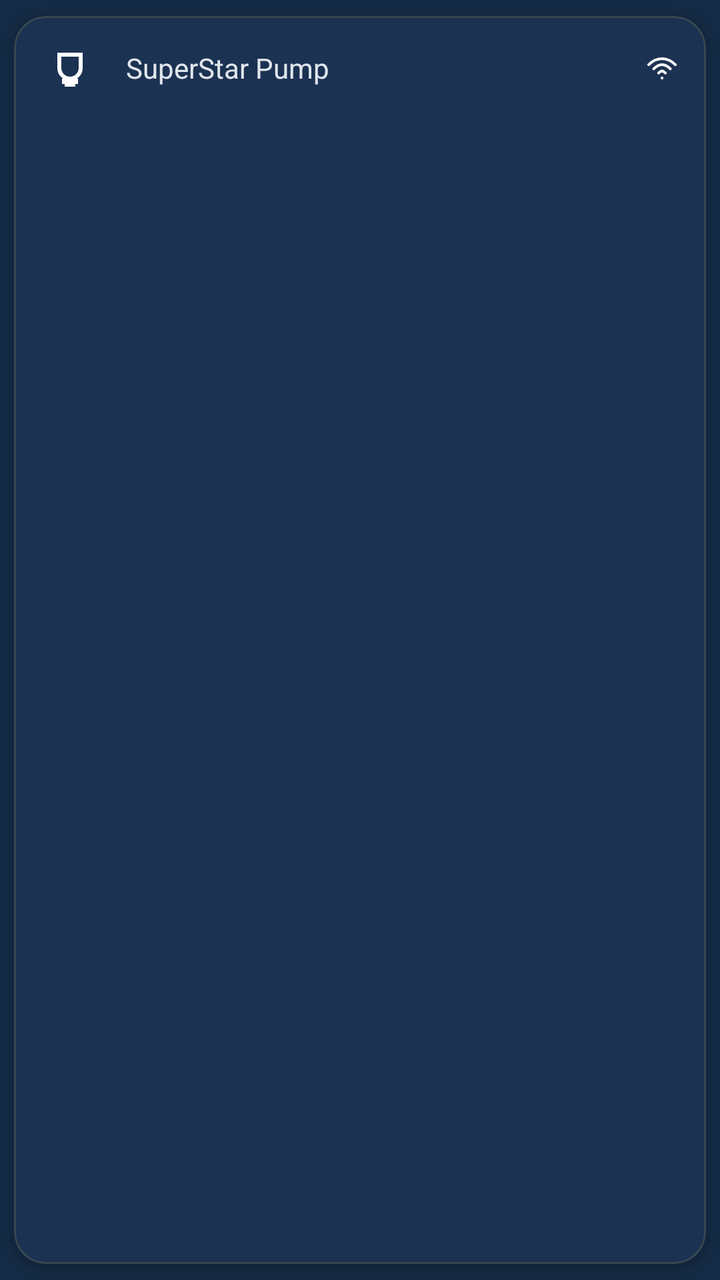
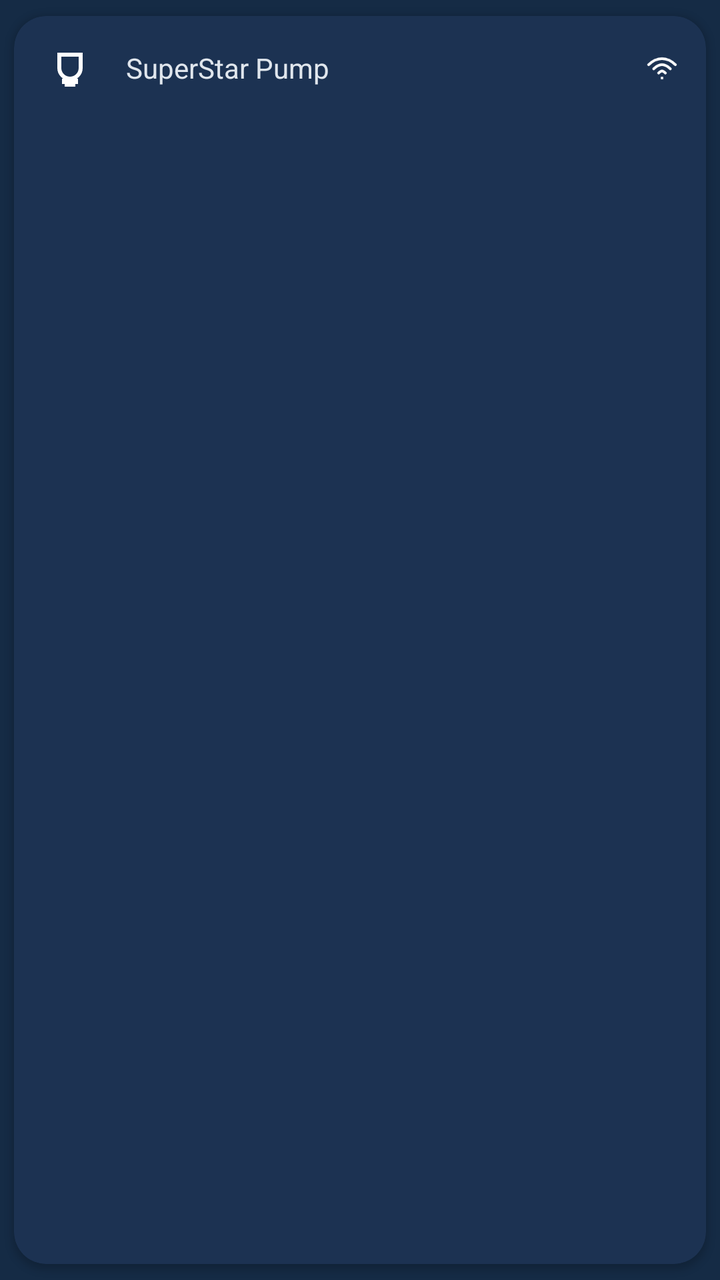

An Android layout rendered at two revisions. The XML below is the earlier revision; the diff shows what the commit changed to produce the second picture.
<!-- AndroidManifest.xml: application theme AppTheme -->
<!-- res/layout/item_device_card.xml -->
<?xml version="1.0" encoding="utf-8"?>
<com.google.android.material.card.MaterialCardView
    xmlns:android="http://schemas.android.com/apk/res/android"
    xmlns:app="http://schemas.android.com/apk/res-auto"
    android:layout_width="match_parent"
    android:layout_height="wrap_content"
    android:layout_marginTop="8dp"
    android:layout_marginBottom="4dp"
    app:cardCornerRadius="16dp"
    app:cardUseCompatPadding="true"
    app:cardElevation="2dp"
    app:cardBackgroundColor="@color/settings_card_background">

    <LinearLayout
        android:layout_width="match_parent"
        android:layout_height="wrap_content"
        android:orientation="horizontal"
        android:gravity="center_vertical"
        android:paddingHorizontal="12dp"
        android:paddingVertical="10dp">

        
        <ImageView
            android:id="@+id/ivDeviceIcon"
            android:layout_width="32dp"
            android:layout_height="32dp"
            android:src="@drawable/ic_device_light"
            android:contentDescription="@string/app_name" />

        
        <TextView
            android:id="@+id/tvDeviceName"
            android:layout_width="0dp"
            android:layout_height="wrap_content"
            android:layout_marginStart="12dp"
            android:layout_weight="1"
            android:text="SuperStar Pump"
            android:textSize="14sp"
            android:maxLines="1"
            android:ellipsize="end"
            android:textColor="@color/md_theme_dark_onSurface" />

        
        <ImageView
            android:id="@+id/ivStatus"
            android:layout_width="20dp"
            android:layout_height="20dp"
            android:src="@drawable/ic_status_wifi"
            android:contentDescription="@string/devices_scan_button_desc" />
    </LinearLayout>

</com.google.android.material.card.MaterialCardView>
<!-- resources referenced by this layout -->
<resources>
  <color name="md_theme_dark_onSurface">#E0E6ED</color>
  <color name="settings_card_background">#1C3252</color>
  <!-- drawable ic_device_light (drawable) -->
  <?xml version="1.0" encoding="utf-8"?>
  <vector xmlns:android="http://schemas.android.com/apk/res/android"
      android:width="24dp"
      android:height="24dp"
      android:viewportWidth="24"
      android:viewportHeight="24">
  
      
      <path
          android:fillColor="@android:color/transparent"
          android:strokeColor="@android:color/white"
          android:strokeWidth="1.5"
          android:pathData="M8,7h8v5c0,2.2 -1.8,4 -4,4s-4,-1.8 -4,-4z" />
  
      
      <path
          android:fillColor="@android:color/white"
          android:pathData="M9,16h6v2h-6z" />
  
      
      <path
          android:fillColor="@android:color/white"
          android:pathData="M10,18h4v1h-4z" />
  </vector>
  <!-- drawable ic_status_wifi (drawable) -->
  <?xml version="1.0" encoding="utf-8"?>
  <vector xmlns:android="http://schemas.android.com/apk/res/android"
      android:width="20dp"
      android:height="20dp"
      android:viewportWidth="24"
      android:viewportHeight="24">
  
      
      <path
          android:fillColor="@android:color/transparent"
          android:strokeColor="@android:color/white"
          android:strokeWidth="1.6"
          android:strokeLineCap="round"
          android:pathData="M4,10c2.4,-2.4 4.9,-3.6 8,-3.6 3.1,0 5.6,1.2 8,3.6" />
  
      
      <path
          android:fillColor="@android:color/transparent"
          android:strokeColor="@android:color/white"
          android:strokeWidth="1.6"
          android:strokeLineCap="round"
          android:pathData="M7,12.5c1.7,-1.7 3.4,-2.5 5,-2.5 1.6,0 3.3,0.8 5,2.5" />
  
      
      <path
          android:fillColor="@android:color/transparent"
          android:strokeColor="@android:color/white"
          android:strokeWidth="1.6"
          android:strokeLineCap="round"
          android:pathData="M10,15c0.8,-0.8 1.6,-1.2 2,-1.2 0.4,0 1.2,0.4 2,1.2" />
  
      
      <path
          android:fillColor="@android:color/white"
          android:pathData="M11.25,17.25h1.5v1.5h-1.5z" />
  </vector>
  <string name="app_name">AquaLight</string>
  <string name="devices_scan_button_desc">Scan for devices</string>
  <color name="md_theme_light_primary">#2196F3</color>
  <color name="md_theme_light_onPrimary">#FFFFFF</color>
  <color name="md_theme_light_secondary">#4A6363</color>
  <color name="md_theme_light_onSecondary">#FFFFFF</color>
  <color name="md_theme_light_background">#152B45</color>
  <color name="md_theme_light_surface">#152B45</color>
  <color name="md_theme_light_onSurface">#E0E6ED</color>
  <color name="md_theme_light_surfaceVariant">#233042</color>
  <color name="md_theme_light_onSurfaceVariant">#5C6B75</color>
  <color name="md_theme_light_outline">#455A64</color>
  <color name="md_theme_light_outlineVariant">#37474F</color>
  <color name="md_theme_light_error">#D32F2F</color>
  <color name="md_theme_light_onError">#FFFFFF</color>
  <!-- unchanged entries left out for length: 1 -->
</resources>

<!-- the commit's change to res/layout/item_device_card.xml (unified diff, before → after) -->
@@ -2,6 +2,7 @@
 <com.google.android.material.card.MaterialCardView
     xmlns:android="http://schemas.android.com/apk/res/android"
     xmlns:app="http://schemas.android.com/apk/res-auto"
+    android:id="@+id/card"
     android:layout_width="match_parent"
     android:layout_height="wrap_content"
     android:layout_marginTop="8dp"
@@ -9,7 +10,9 @@
     app:cardCornerRadius="16dp"
     app:cardUseCompatPadding="true"
     app:cardElevation="2dp"
-    app:cardBackgroundColor="@color/settings_card_background">
+    app:cardBackgroundColor="@color/settings_card_background"
+    app:strokeColor="@android:color/transparent"
+    app:strokeWidth="0dp">
 
     <LinearLayout
         android:layout_width="match_parent"
@@ -47,6 +50,7 @@
             android:layout_height="20dp"
             android:src="@drawable/ic_status_wifi"
             android:contentDescription="@string/devices_scan_button_desc" />
+
     </LinearLayout>
 
 </com.google.android.material.card.MaterialCardView>
